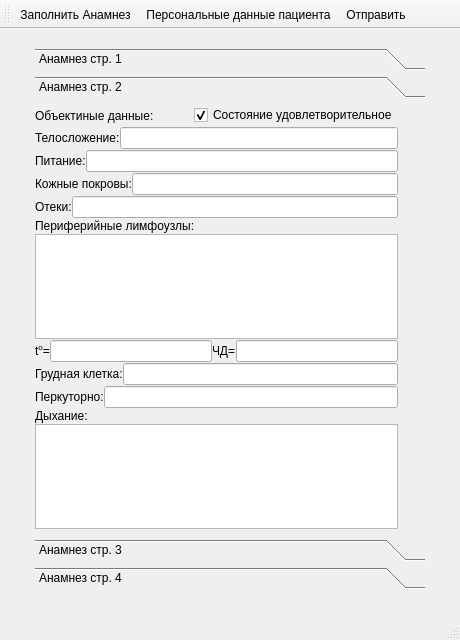
Qt form shchukin/IODB/input.ui (RISK46kaf/Practise) before a commit.
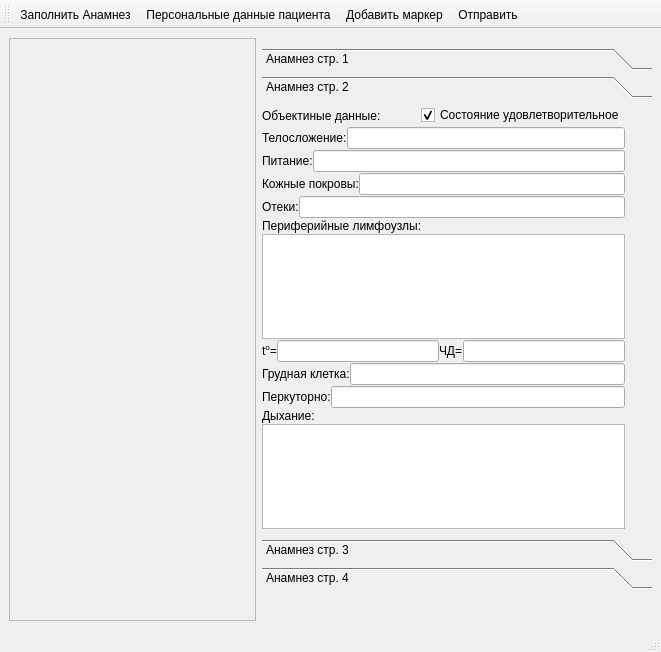
The same form after that commit. The open tabs and pages were chosen to show the change.

```diff
--- a/shchukin/IODB/input.ui
+++ b/shchukin/IODB/input.ui
@@ -6,8 +6,8 @@
    <rect>
     <x>0</x>
     <y>0</y>
-    <width>460</width>
-    <height>640</height>
+    <width>661</width>
+    <height>652</height>
    </rect>
   </property>
   <property name="windowTitle">
@@ -15,7 +15,7 @@
   </property>
   <widget class="QWidget" name="centralwidget">
    <layout class="QGridLayout" name="gridLayout">
-    <item row="0" column="0">
+    <item row="0" column="2">
      <widget class="QStackedWidget" name="stackedWidget">
       <property name="sizePolicy">
        <sizepolicy hsizetype="Preferred" vsizetype="Preferred">
@@ -1187,8 +1187,8 @@
           <rect>
            <x>0</x>
            <y>0</y>
-           <width>390</width>
-           <height>405</height>
+           <width>98</width>
+           <height>28</height>
           </rect>
          </property>
          <attribute name="label">
@@ -2530,6 +2530,21 @@
       </widget>
      </widget>
     </item>
+    <item row="0" column="1">
+     <widget class="QFrame" name="frame_2">
+      <property name="frameShape">
+       <enum>QFrame::StyledPanel</enum>
+      </property>
+      <property name="frameShadow">
+       <enum>QFrame::Raised</enum>
+      </property>
+      <layout class="QGridLayout" name="gridLayout_3">
+       <item row="0" column="0">
+        <layout class="QGridLayout" name="imageViewLayout"/>
+       </item>
+      </layout>
+     </widget>
+    </item>
    </layout>
   </widget>
   <widget class="QMenuBar" name="menubar">
@@ -2555,6 +2570,7 @@
    </attribute>
    <addaction name="actionSetAnamnes"/>
    <addaction name="actionSetPersonalData"/>
+   <addaction name="actionAddMarker"/>
    <addaction name="actionSend"/>
   </widget>
   <action name="actionSetAnamnes">
@@ -2581,6 +2597,11 @@
     <string>Отправить данные на БД</string>
    </property>
   </action>
+  <action name="actionAddMarker">
+   <property name="text">
+    <string>Добавить маркер</string>
+   </property>
+  </action>
  </widget>
  <resources/>
  <connections/>
```
Left out of the diff: 22 changed lines with no effect on the pictures.
